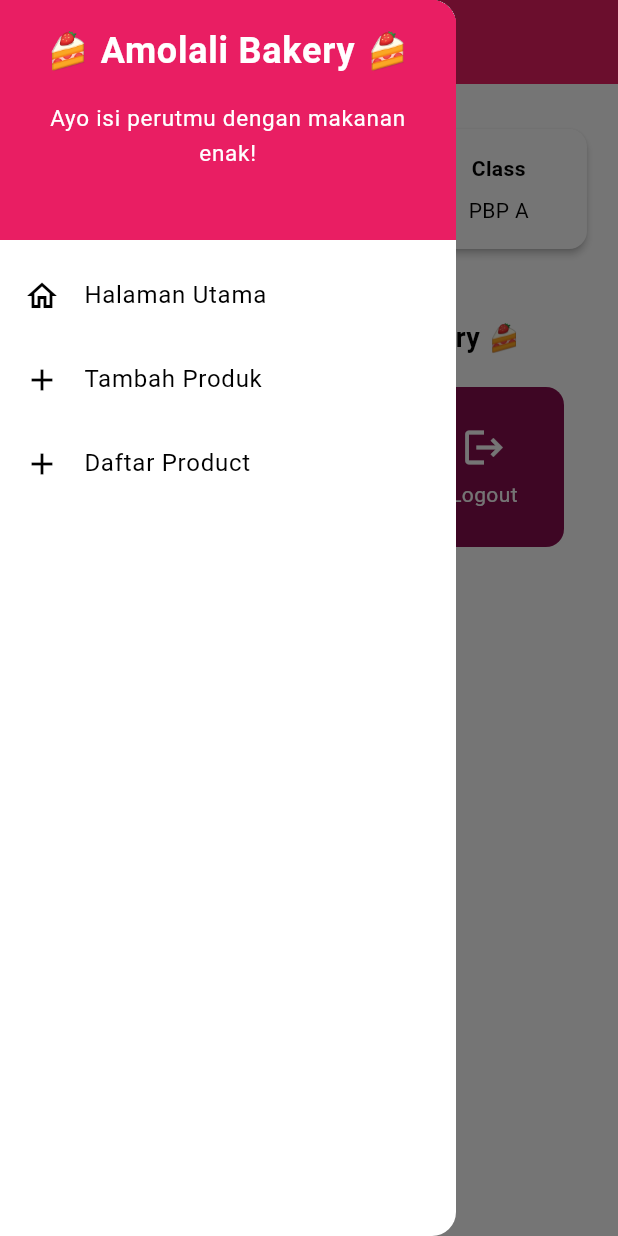
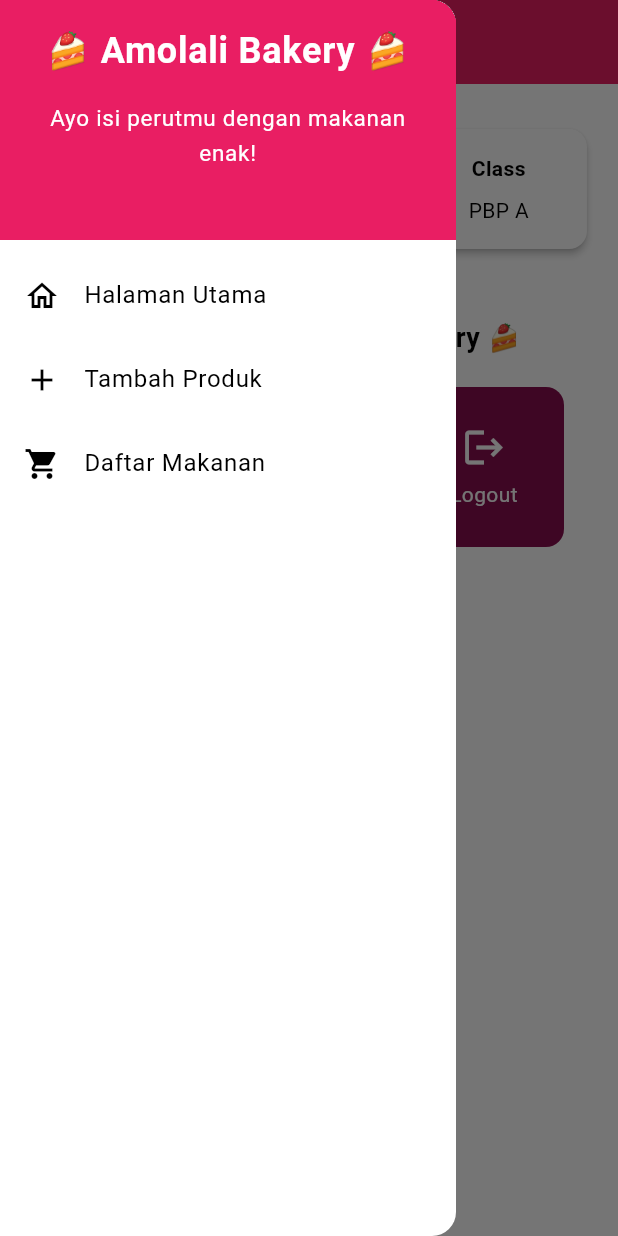
Before and after one commit to salsaaruum/amolali_bakery_mobile, a Flutter app: the MyHomePage screen opened directly, with the side drawer open, on a phone screen of 412 x 824 dp. Run offline on Flutter 3.47's test engine with Material 3 defaults, Android fonts, the phone set to English and light mode, and no system bars; missing offline and left inert: pbp_django_auth.

Commit message:
Tugas 9 Individu Selesai

```diff
--- a/lib/widgets/left_drawer.dart
+++ b/lib/widgets/left_drawer.dart
@@ -68,8 +68,8 @@ class LeftDrawer extends StatelessWidget {
           ),
           // Kode ListTile Menu
           ListTile(
-              leading: const Icon(Icons.add),
-              title: const Text('Daftar Product'),
+              leading: const Icon(Icons.shopping_cart),
+              title: const Text('Daftar Makanan'),
               onTap: () {
                   // Route menu ke halaman product
                   Navigator.push(
```
Also changed, not shown: lib/screens/list_productentry.dart (+2 -13 lines), lib/screens/productentry_form.dart (+4 -4 lines).
